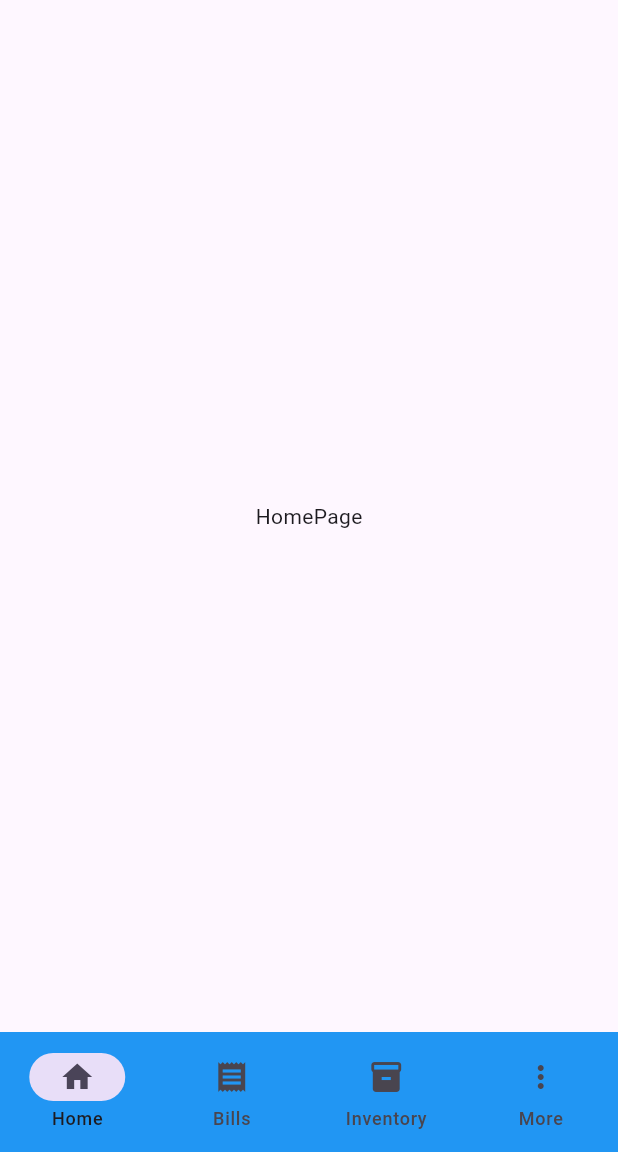
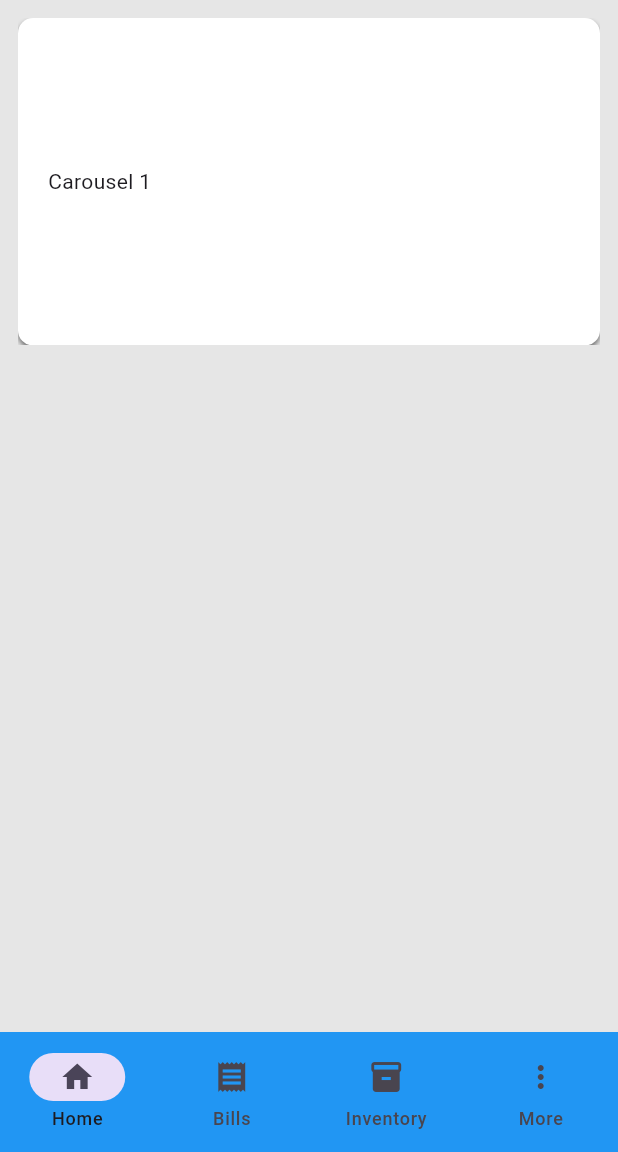
Before and after one commit to Adithya-1489181/billFold, a Flutter app: the screen it shows after launch, on a phone screen of 412 x 824 dp, the part 84-1236 px from its top. Run offline on Flutter 3.47's test engine with Material 3 defaults, Android fonts, the phone set to English and light mode, and no system bars; drawn by our look-alikes of carousel_slider.

Commit message:
[feat] added carousel widget

```diff
--- /dev/null
+++ b/lib/views/components/carousel_widget.dart
@@ -0,0 +1,69 @@
+import 'package:carousel_slider/carousel_slider.dart';
+import 'package:flutter/material.dart';
+
+class CarouselWidget extends StatefulWidget {
+  const CarouselWidget({super.key});
+
+  @override
+  State<CarouselWidget> createState() => _CarouselWidgetState();
+}
+
+class _CarouselWidgetState extends State<CarouselWidget> {
+  @override
+  Widget build(BuildContext context) {
+    return Column(
+      children: [
+        CarouselSlider(
+          items: [
+            Container(
+              decoration: BoxDecoration(
+                borderRadius: BorderRadius.circular(10),
+                color: Colors.white,
+                boxShadow: [
+                  BoxShadow(
+                    color: Color.fromRGBO(0, 0, 0, 0.5),
+                    offset: Offset(0, 2),
+                    blurRadius: 2,
+                  ),
+                ],
+              ),
+              padding: EdgeInsets.all(20),
+              height: 200,
+              width: double.infinity,
+              child: Row(
+                children: [
+                  Text("Carousel 1"),
+                  //Chart(),
+                  //Values()
+                ],
+              ),
+            ),
+            Container(
+              decoration: BoxDecoration(
+                borderRadius: BorderRadius.circular(10),
+                color: Colors.white,
+                boxShadow: [
+                  BoxShadow(
+                    color: Color.fromRGBO(0, 0, 0, 0.5),
+                    offset: Offset(0, 2),
+                    blurRadius: 2,
+                  ),
+                ],
+              ),
+              padding: EdgeInsets.all(20),
+              height: 200,
+              width: double.infinity,
+              child: Row(
+                children: [
+                  Text("Carousel 2"),
+                  //Chart(),//Values()
+                ],
+              ),
+            ),
+          ],
+          options: CarouselOptions(viewportFraction: 1),
+        ),
+      ],
+    );
+  }
+}
--- a/lib/views/main_layout.dart
+++ b/lib/views/main_layout.dart
@@ -25,6 +25,7 @@ class _MainLayoutState extends State<MainLayout> {
   Widget build(BuildContext context) {
     return SafeArea(
       child: Scaffold(
+        backgroundColor: const Color.fromARGB(255, 230, 230, 230),
         appBar: AppBar(title: Text("BillFold Print")),
         body: ValueListenableBuilder(
           valueListenable: selectedPageNotifier,
--- a/lib/views/pages/homepage_view.dart
+++ b/lib/views/pages/homepage_view.dart
@@ -1,3 +1,4 @@
+import 'package:billfold/views/components/carousel_widget.dart';
 import 'package:flutter/material.dart';
 
 class HomePage extends StatefulWidget {
@@ -10,6 +11,9 @@ class HomePage extends StatefulWidget {
 class _HomePageState extends State<HomePage> {
   @override
   Widget build(BuildContext context) {
-    return Center(child: Text("HomePage"));
+    return Padding(
+      padding: const EdgeInsets.all(12),
+      child: Column(children: [CarouselWidget()]),
+    );
   }
 }
--- a/pubspec.yaml
+++ b/pubspec.yaml
@@ -35,6 +35,7 @@ dependencies:
   # Use with the CupertinoIcons class for iOS style icons.
   cupertino_icons: ^1.0.8
   flutter_riverpod: ^3.1.0
+  carousel_slider: ^5.1.1
 
 dev_dependencies:
   flutter_test:
```
Also changed, not shown: pubspec.lock.
